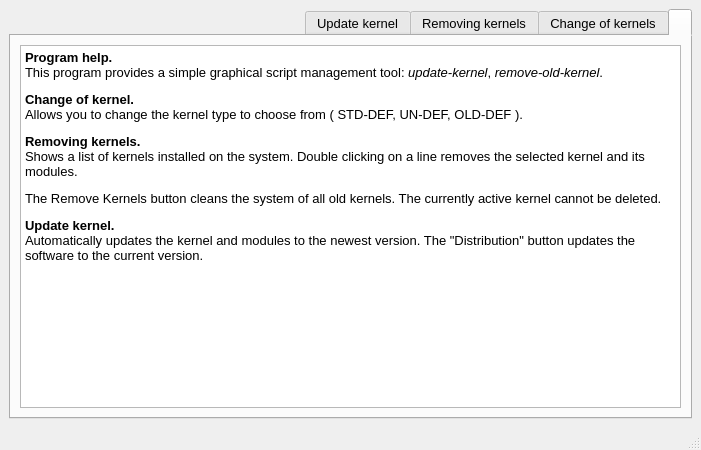
The window that ui/main_win.ui (Koi-foo/kernel-manager) describes before a commit, drawn with Qt 5.
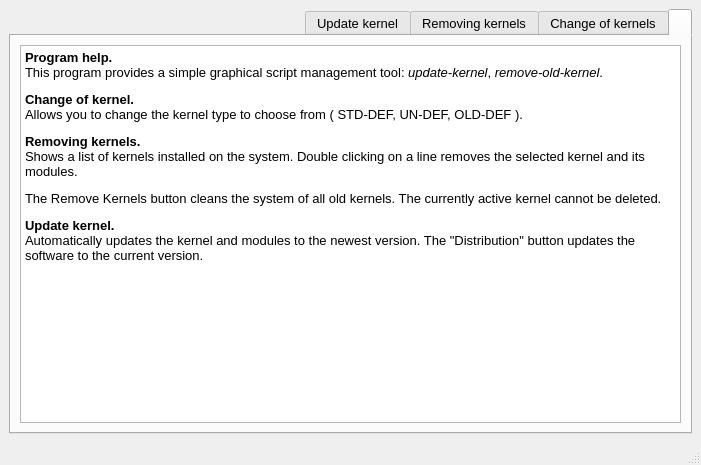
The same window after the commit. Icons and pictures are not drawn.

Commit message: Updating the interface template

What changed in the file:
```diff
--- a/ui/main_win.ui
+++ b/ui/main_win.ui
@@ -7,13 +7,13 @@
     <x>0</x>
     <y>0</y>
     <width>701</width>
-    <height>450</height>
+    <height>465</height>
    </rect>
   </property>
   <property name="minimumSize">
    <size>
     <width>700</width>
-    <height>450</height>
+    <height>465</height>
    </size>
   </property>
   <property name="maximumSize">
```
The commit also changes 1 other file.
